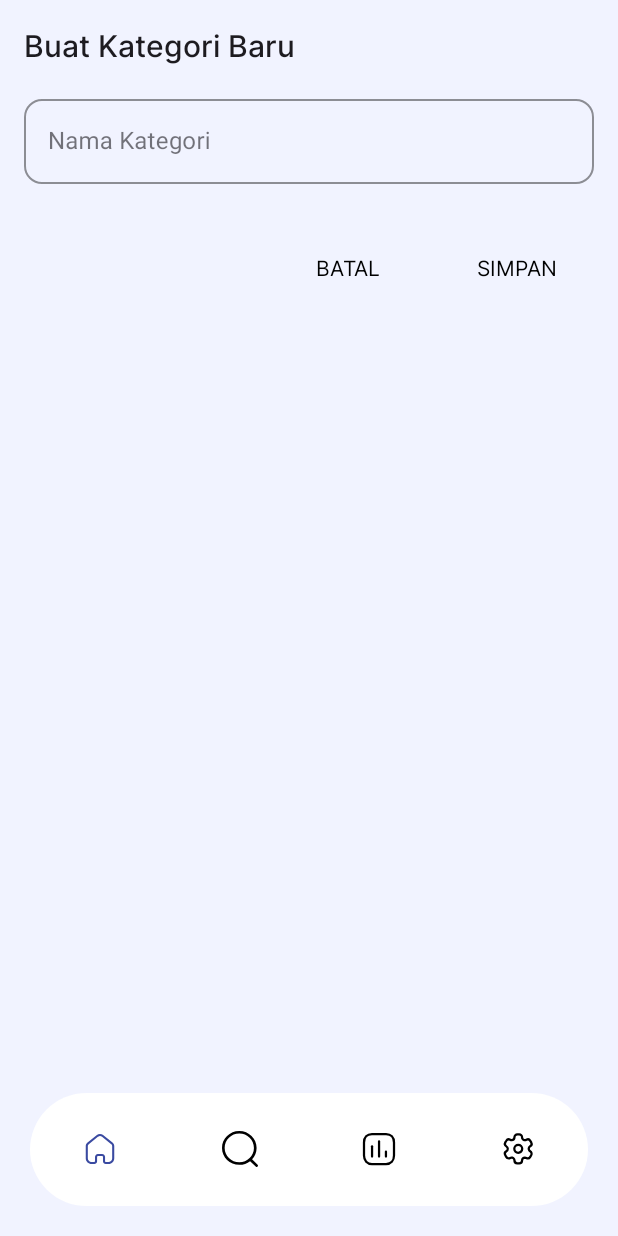
After one commit to MissingPoma/Uangin, an Android app: the fragment AddingNewCategoryFragment placed in its activity, on a phone screen of 412 x 824 dp. The commit adds this screen. Run offline under Robolectric (Android 15) with nearby library versions, the phone set to English and light mode, and no system bars.

Commit message:
kolom menambahkan kategori

```diff
--- a/app/src/main/java/com/example/uangin/AddActivity.kt
+++ b/app/src/main/java/com/example/uangin/AddActivity.kt
@@ -95,8 +95,14 @@ class AddActivity : AppCompatActivity() {
         }
     }
     private fun navigateToAddCategoryFragment() {
-        val intent = Intent(this, SettingActivity::class.java)
-        startActivity(intent)
+        // Buat instance dari AddNewCategoryFragment
+        val fragment = AddingNewCategoryFragment()
+
+        // Menggunakan supportFragmentManager untuk memulai transaksi fragment
+        supportFragmentManager.beginTransaction()
+            .replace(R.id.fragment_container, fragment) // Menempatkan fragment di dalam fragment_container
+            .addToBackStack(null) // Agar fragment bisa dikembalikan jika diperlukan
+            .commit()
     }
 
     private fun showDatePickerDialog() {
--- /dev/null
+++ b/app/src/main/java/com/example/uangin/AddingNewCategoryFragment.kt
@@ -0,0 +1,59 @@
+package com.example.uangin
+
+import android.os.Bundle
+import androidx.fragment.app.Fragment
+import android.view.LayoutInflater
+import android.view.View
+import android.view.ViewGroup
+
+// TODO: Rename parameter arguments, choose names that match
+// the fragment initialization parameters, e.g. ARG_ITEM_NUMBER
+private const val ARG_PARAM1 = "param1"
+private const val ARG_PARAM2 = "param2"
+
+/**
+ * A simple [Fragment] subclass.
+ * Use the [AddingNewCategoryFragment.newInstance] factory method to
+ * create an instance of this fragment.
+ */
+class AddingNewCategoryFragment : Fragment() {
+    // TODO: Rename and change types of parameters
+    private var param1: String? = null
+    private var param2: String? = null
+
+    override fun onCreate(savedInstanceState: Bundle?) {
+        super.onCreate(savedInstanceState)
+        arguments?.let {
+            param1 = it.getString(ARG_PARAM1)
+            param2 = it.getString(ARG_PARAM2)
+        }
+    }
+
+    override fun onCreateView(
+        inflater: LayoutInflater, container: ViewGroup?,
+        savedInstanceState: Bundle?
+    ): View? {
+        // Inflate the layout for this fragment
+        return inflater.inflate(R.layout.fragment_adding_new_category, container, false)
+    }
+
+    companion object {
+        /**
+         * Use this factory method to create a new instance of
+         * this fragment using the provided parameters.
+         *
+         * @param param1 Parameter 1.
+         * @param param2 Parameter 2.
+         * @return A new instance of fragment AddingNewCategoryFragment.
+         */
+        // TODO: Rename and change types and number of parameters
+        @JvmStatic
+        fun newInstance(param1: String, param2: String) =
+            AddingNewCategoryFragment().apply {
+                arguments = Bundle().apply {
+                    putString(ARG_PARAM1, param1)
+                    putString(ARG_PARAM2, param2)
+                }
+            }
+    }
+}
--- a/app/src/main/res/layout/activity_adding_data.xml
+++ b/app/src/main/res/layout/activity_adding_data.xml
@@ -113,10 +113,18 @@
                 android:id="@+id/itemKategori"
                 android:layout_width="match_parent"
                 android:layout_height="wrap_content"
-                android:inputType="none" />
+                android:inputType="none" >
+
+            </AutoCompleteTextView>
 
         </com.google.android.material.textfield.TextInputLayout>
-
+        <FrameLayout
+            android:id="@+id/fragment_container"
+            android:layout_width="match_parent"
+            android:layout_height="wrap_content"
+            android:layout_marginStart="28dp"
+            android:layout_marginEnd="28dp"
+            android:layout_below="@id/pilihKategori"/>
     </LinearLayout>
 
     <LinearLayout
--- /dev/null
+++ b/app/src/main/res/layout/fragment_adding_new_category.xml
@@ -0,0 +1,64 @@
+<?xml version="1.0" encoding="utf-8"?>
+<FrameLayout xmlns:android="http://schemas.android.com/apk/res/android"
+    xmlns:app="http://schemas.android.com/apk/res-auto"
+    xmlns:tools="http://schemas.android.com/tools"
+    android:layout_width="match_parent"
+    android:layout_height="match_parent"
+    tools:context=".AddingNewCategoryFragment">
+
+    <LinearLayout
+        android:layout_width="match_parent"
+        android:layout_height="match_parent"
+        android:orientation="vertical"
+        android:padding="16dp">
+    <TextView
+        android:fontFamily="@font/inter_medium"
+        android:id="@+id/title"
+        android:textSize="20dp"
+        android:layout_width="wrap_content"
+        android:layout_height="wrap_content"
+        android:text="Buat Kategori Baru"
+        android:textAppearance="@style/TextAppearance.AppCompat.Large" />
+
+    <com.google.android.material.textfield.TextInputLayout
+        android:layout_width="match_parent"
+        android:layout_height="wrap_content"
+        android:hint="Nama Kategori"
+        android:layout_marginTop="16dp"
+        style="@style/CustomTextInputLayout"
+        >
+        <com.google.android.material.textfield.TextInputEditText
+            android:id="@+id/category_name"
+            android:layout_width="match_parent"
+            android:layout_height="wrap_content" />
+    </com.google.android.material.textfield.TextInputLayout>
+
+
+    <LinearLayout
+        android:layout_width="match_parent"
+        android:layout_height="wrap_content"
+        android:orientation="horizontal"
+        android:layout_marginTop="32dp"
+        android:gravity="end">
+
+        <Button
+            android:fontFamily="@font/inter_regular"
+            android:id="@+id/cancel_button"
+            android:layout_width="wrap_content"
+            android:layout_height="wrap_content"
+            android:text="BATAL"
+            android:background="?android:attr/selectableItemBackground"
+            android:textColor="@android:color/black" />
+
+        <Button
+            android:fontFamily="@font/inter_regular"
+            android:id="@+id/save_button"
+            android:layout_width="wrap_content"
+            android:layout_height="wrap_content"
+            android:text="SIMPAN"
+            android:layout_marginStart="16dp"
+            android:background="?android:attr/selectableItemBackground"
+            android:textColor="@android:color/black"/>
+    </LinearLayout>
+    </LinearLayout>
+</FrameLayout>
--- a/app/src/main/res/values/style.xml
+++ b/app/src/main/res/values/style.xml
@@ -5,6 +5,7 @@
         <item name="android:fontFamily">@font/inter_semibold</item>
         <item name="android:textAlignment">gravity</item>
     </style>
+
 
     <style name="AppTheme" parent="Theme.AppCompat.Light.DarkActionBar">
 
@@ -33,6 +34,7 @@
         <item name="boxCornerRadiusBottomStart">12dp</item>
         <item name="android:layout_width">320dp</item> <!-- Custom width -->
         <item name="android:layout_height">wrap_content</item> <!-- Custom height -->
+        <item name="boxStrokeColor">@color/darkBlue</item>
     </style>
 
 
```
